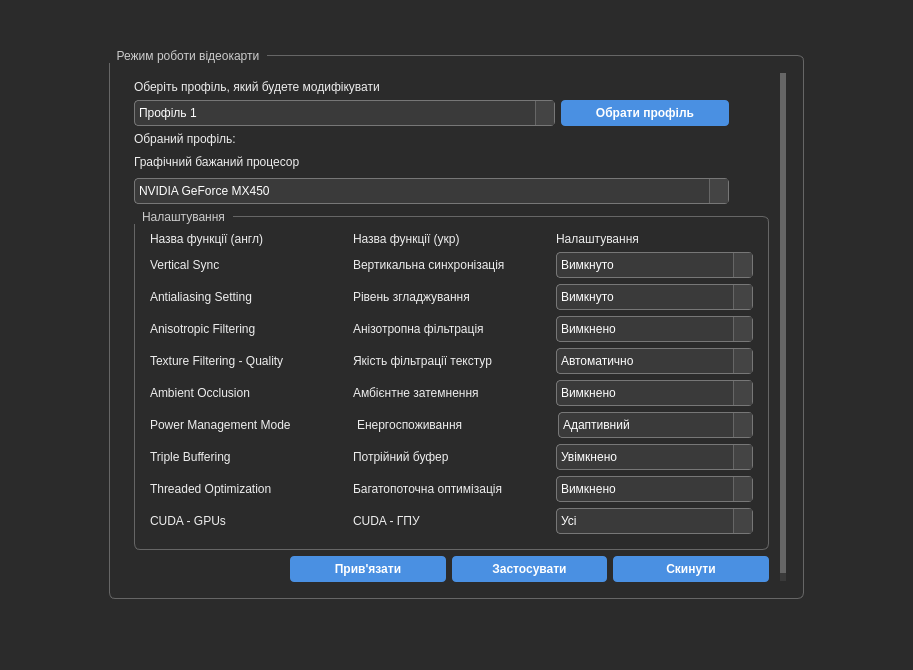
Old version of the form cardmode.ui in the repository JMrMark/VideoCardController.
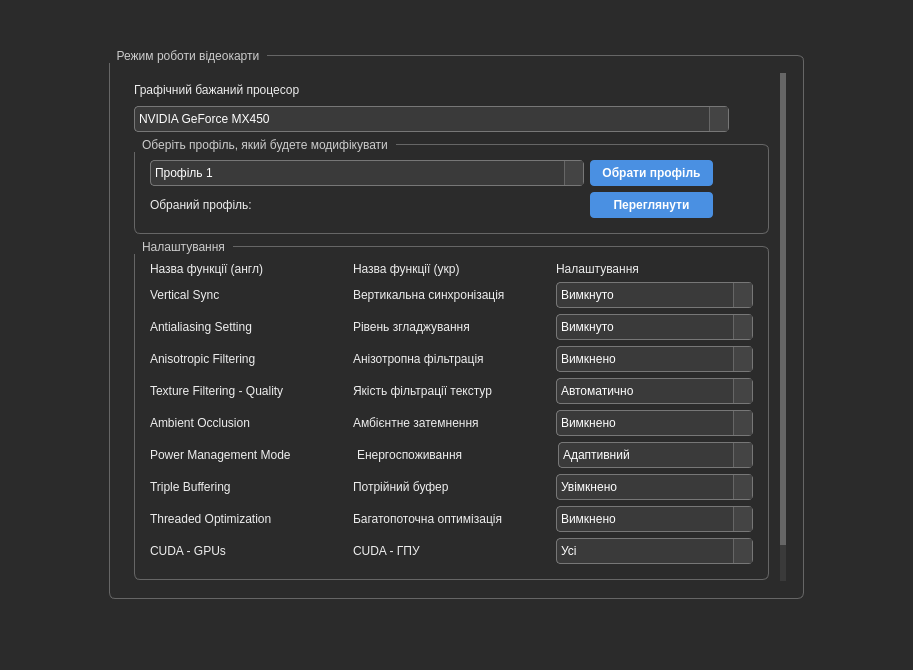
New version of the form.

```diff
--- a/cardmode.ui
+++ b/cardmode.ui
@@ -158,7 +158,7 @@
         </property>
         <layout class="QGridLayout" name="gridLayout_3">
          <item row="0" column="0">
-          <layout class="QVBoxLayout" name="verticalLayout" stretch="1">
+          <layout class="QVBoxLayout" name="verticalLayout" stretch="0">
            <item>
             <widget class="QScrollArea" name="scrollArea">
              <property name="widgetResizable">
@@ -168,59 +168,13 @@
               <property name="geometry">
                <rect>
                 <x>0</x>
-                <y>-120</y>
+                <y>0</y>
                 <width>640</width>
-                <height>578</height>
+                <height>606</height>
                </rect>
               </property>
-              <layout class="QGridLayout" name="gridLayout_4" rowstretch="0,0,0,0,0,0">
-               <item row="2" column="0">
-                <layout class="QGridLayout" name="gridLayout_5" columnstretch="2,0">
-                 <item row="1" column="0">
-                  <widget class="QComboBox" name="comboBox_11">
-                   <item>
-                    <property name="text">
-                     <string>NVIDIA GeForce MX450</string>
-                    </property>
-                   </item>
-                  </widget>
-                 </item>
-                 <item row="1" column="1">
-                  <spacer name="horizontalSpacer_3">
-                   <property name="orientation">
-                    <enum>Qt::Orientation::Horizontal</enum>
-                   </property>
-                   <property name="sizeHint" stdset="0">
-                    <size>
-                     <width>40</width>
-                     <height>20</height>
-                    </size>
-                   </property>
-                  </spacer>
-                 </item>
-                 <item row="0" column="1">
-                  <spacer name="horizontalSpacer_5">
-                   <property name="orientation">
-                    <enum>Qt::Orientation::Horizontal</enum>
-                   </property>
-                   <property name="sizeHint" stdset="0">
-                    <size>
-                     <width>40</width>
-                     <height>20</height>
-                    </size>
-                   </property>
-                  </spacer>
-                 </item>
-                 <item row="0" column="0">
-                  <widget class="QLabel" name="label_24">
-                   <property name="text">
-                    <string>Графічний бажаний процесор</string>
-                   </property>
-                  </widget>
-                 </item>
-                </layout>
-               </item>
-               <item row="3" column="0">
+              <layout class="QGridLayout" name="gridLayout_4" rowstretch="0,0,0,0,0,0,0">
+               <item row="4" column="0">
                 <layout class="QVBoxLayout" name="verticalLayout_2">
                  <item>
                   <widget class="QGroupBox" name="groupBox_2">
@@ -672,7 +626,79 @@
                  </item>
                 </layout>
                </item>
-               <item row="5" column="0">
+               <item row="1" column="0">
+                <widget class="QGroupBox" name="groupBox_3">
+                 <property name="title">
+                  <string>Оберіть профіль, який будете модифікувати</string>
+                 </property>
+                 <layout class="QGridLayout" name="gridLayout_7">
+                  <item row="0" column="0">
+                   <layout class="QGridLayout" name="gridLayout_6" columnstretch="5,0,0">
+                    <item row="1" column="0">
+                     <widget class="QComboBox" name="profile_box">
+                      <item>
+                       <property name="text">
+                        <string>Профіль 1</string>
+                       </property>
+                      </item>
+                      <item>
+                       <property name="text">
+                        <string>Профіль 2</string>
+                       </property>
+                      </item>
+                      <item>
+                       <property name="text">
+                        <string>Профіль 3</string>
+                       </property>
+                      </item>
+                     </widget>
+                    </item>
+                    <item row="1" column="1">
+                     <widget class="QPushButton" name="profile_button">
+                      <property name="text">
+                       <string>Обрати профіль</string>
+                      </property>
+                      <property name="iconSize">
+                       <size>
+                        <width>16</width>
+                        <height>16</height>
+                       </size>
+                      </property>
+                     </widget>
+                    </item>
+                    <item row="3" column="0">
+                     <widget class="QLabel" name="profile_label">
+                      <property name="text">
+                       <string>Обраний профіль:</string>
+                      </property>
+                     </widget>
+                    </item>
+                    <item row="3" column="1">
+                     <widget class="QPushButton" name="pushButton_3">
+                      <property name="text">
+                       <string>Переглянути</string>
+                      </property>
+                     </widget>
+                    </item>
+                    <item row="1" column="2">
+                     <spacer name="horizontalSpacer_6">
+                      <property name="orientation">
+                       <enum>Qt::Orientation::Horizontal</enum>
+                      </property>
+                      <property name="sizeHint" stdset="0">
+                       <size>
+                        <width>40</width>
+                        <height>20</height>
+                       </size>
+                      </property>
+                     </spacer>
+                    </item>
+                   </layout>
+                  </item>
+                 </layout>
+                </widget>
+               </item>
+               <item row="6" column="0">
                 <layout class="QHBoxLayout" name="horizontalLayout_12" stretch="1,1,1,1">
                  <item>
                   <spacer name="horizontalSpacer_4">
@@ -711,66 +737,49 @@
                 </layout>
                </item>
                <item row="0" column="0">
-                <layout class="QGridLayout" name="gridLayout_6" columnstretch="5,2,0">
-                 <item row="2" column="1">
-                  <widget class="QPushButton" name="profile_button">
-                   <property name="text">
-                    <string>Обрати профіль</string>
+                <layout class="QGridLayout" name="gridLayout_5" columnstretch="2,0">
+                 <item row="1" column="0">
+                  <widget class="QComboBox" name="comboBox_11">
+                   <item>
+                    <property name="text">
+                     <string>NVIDIA GeForce MX450</string>
+                    </property>
+                   </item>
+                  </widget>
+                 </item>
+                 <item row="1" column="1">
+                  <spacer name="horizontalSpacer_3">
+                   <property name="orientation">
+                    <enum>Qt::Orientation::Horizontal</enum>
                    </property>
-                   <property name="iconSize">
+                   <property name="sizeHint" stdset="0">
                     <size>
-                     <width>16</width>
-                     <height>16</height>
+                     <width>40</width>
+                     <height>20</height>
                     </size>
                    </property>
-                  </widget>
+                  </spacer>
                  </item>
-                 <item row="4" column="0">
-                  <widget class="QLabel" name="profile_label">
-                   <property name="text">
-                    <string>Обраний профіль:</string>
+                 <item row="0" column="1">
+                  <spacer name="horizontalSpacer_5">
+                   <property name="orientation">
+                    <enum>Qt::Orientation::Horizontal</enum>
                    </property>
-                  </widget>
-                 </item>
-                 <item row="2" column="0">
-                  <widget class="QComboBox" name="profile_box">
-                   <item>
-                    <property name="text">
-                     <string>Профіль 1</string>
-                    </property>
-                   </item>
-                   <item>
-                    <property name="text">
-                     <string>Профіль 2</string>
-                    </property>
-                   </item>
-                   <item>
-                    <property name="text">
-                     <string>Профіль 3</string>
-                    </property>
-                   </item>
-                  </widget>
+                   <property name="sizeHint" stdset="0">
+                    <size>
+                     <width>40</width>
+                     <height>20</height>
+                    </size>
+                   </property>
+                  </spacer>
                  </item>
                  <item row="0" column="0">
-                  <widget class="QLabel" name="label_6">
+                  <widget class="QLabel" name="label_24">
                    <property name="text">
-                    <string>Оберіть профіль, який будете модифікувати</string>
+                    <string>Графічний бажаний процесор</string>
                    </property>
                   </widget>
                  </item>
-                 <item row="2" column="2">
-                  <spacer name="horizontalSpacer_6">
-                   <property name="orientation">
-                    <enum>Qt::Orientation::Horizontal</enum>
-                   </property>
-                   <property name="sizeHint" stdset="0">
-                    <size>
-                     <width>40</width>
-                     <height>20</height>
-                    </size>
-                   </property>
-                  </spacer>
-                 </item>
                 </layout>
                </item>
               </layout>
```
